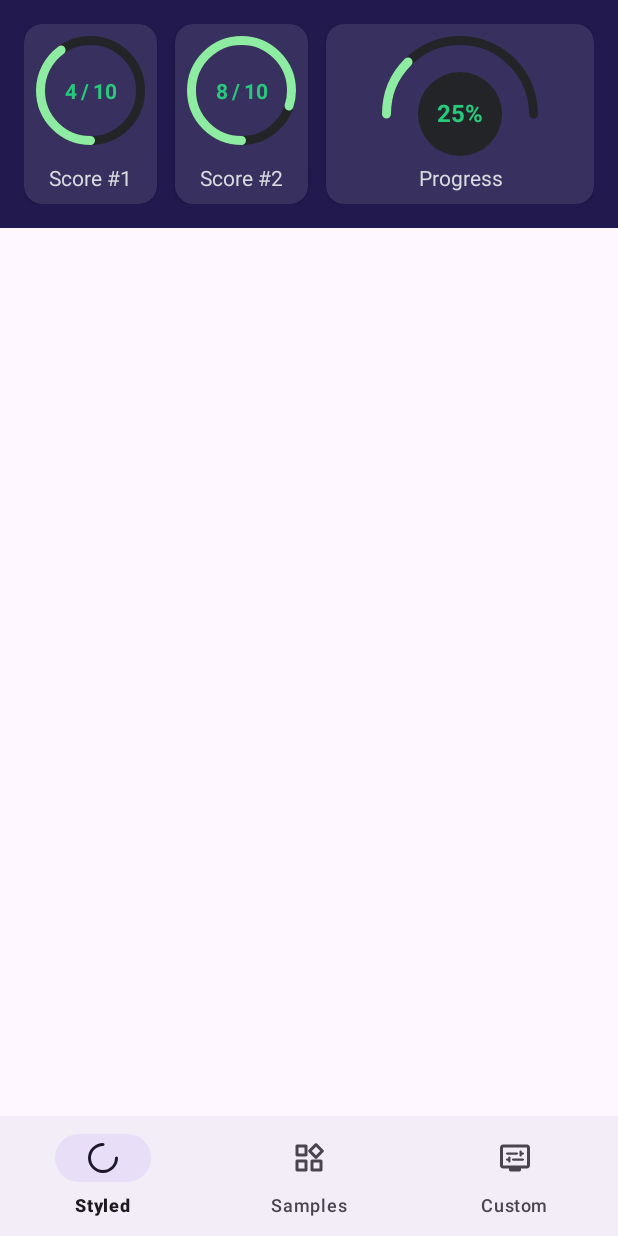
After one commit to tonycode/ArcProgressView, an Android app: the fragment SamplesFragment placed in its activity, on a phone screen of 412 x 824 dp. The commit adds this screen. Run offline under Robolectric (Android 15) with nearby library versions, the phone set to English and light mode, and no system bars.

Commit message:
feat(demo): Add SamplesFragment with Sample1View

```diff
--- a/demo/src/main/kotlin/dev/tonycode/views/apvdemo/MainActivity.kt
+++ b/demo/src/main/kotlin/dev/tonycode/views/apvdemo/MainActivity.kt
@@ -4,6 +4,10 @@ import android.os.Bundle
 import androidx.appcompat.app.AppCompatActivity
 import androidx.fragment.app.Fragment
 import dev.tonycode.views.apvdemo.databinding.MainActivityBinding
+import dev.tonycode.views.apvdemo.screens.customization.CustomizationFragment
+import dev.tonycode.views.apvdemo.screens.samples.SamplesFragment
+import dev.tonycode.views.apvdemo.screens.styled.PredefinedFragment
+import dev.tonycode.views.apvdemo.util.consumed
 
 
 class MainActivity : AppCompatActivity() {
@@ -22,15 +26,18 @@ class MainActivity : AppCompatActivity() {
 
         vb.bottomNav.setOnItemSelectedListener {
             if (vb.bottomNav.selectedItemId == it.itemId) return@setOnItemSelectedListener false
+
             when (it.itemId) {
-                R.id.menu_item_predefined -> {
+                R.id.menu_item_predefined -> consumed {
                     showFragment(PredefinedFragment())
-                    true
                 }
 
-                R.id.menu_item_custom -> {
+                R.id.menu_item_samples -> consumed {
+                    showFragment(SamplesFragment())
+                }
+
+                R.id.menu_item_custom -> consumed {
                     showFragment(CustomizationFragment())
-                    true
                 }
 
                 else -> false
--- a/demo/src/main/kotlin/dev/tonycode/views/apvdemo/CustomizationFragment.kt
+++ b/demo/src/main/kotlin/dev/tonycode/views/apvdemo/screens/customization/CustomizationFragment.kt
@@ -1,9 +1,10 @@
-package dev.tonycode.views.apvdemo
+package dev.tonycode.views.apvdemo.screens.customization
 
 import android.os.Bundle
 import android.view.View
 import android.widget.SeekBar
 import androidx.fragment.app.Fragment
+import dev.tonycode.views.apvdemo.R
 import dev.tonycode.views.apvdemo.databinding.CustomizationFragmentBinding
 import dev.tonycode.views.apvdemo.util.SimpleSeekBarChangeListener
 import org.dmfs.android.colorpicker.ColorPickerDialogFragment
--- /dev/null
+++ b/demo/src/main/kotlin/dev/tonycode/views/apvdemo/screens/samples/Sample1View.kt
@@ -0,0 +1,47 @@
+package dev.tonycode.views.apvdemo.screens.samples
+
+import android.annotation.SuppressLint
+import android.content.Context
+import android.util.AttributeSet
+import android.view.LayoutInflater
+import android.widget.LinearLayout
+import androidx.core.content.ContextCompat
+import androidx.core.view.setPadding
+import dev.tonycode.views.apvdemo.R
+import dev.tonycode.views.apvdemo.databinding.Sample1ViewBinding
+
+
+class Sample1View @JvmOverloads constructor(
+    context: Context, attrs: AttributeSet? = null, defStyleAttr: Int = 0,
+) : LinearLayout(context, attrs, defStyleAttr) {
+
+    private val vb: Sample1ViewBinding
+
+    init {
+        vb = Sample1ViewBinding.inflate(LayoutInflater.from(context), this)
+
+        orientation = HORIZONTAL
+        setBackgroundColor(ContextCompat.getColor(context, R.color.azulado))
+        setPadding(context.resources.getDimensionPixelSize(R.dimen.background_padding))
+
+        setupViews()
+    }
+
+    private fun setupViews() {
+        // score #1: 4 out of 10
+        vb.score1Label.text = context.getString(R.string.score_label_pattern, 1)
+        vb.score1Value.text = context.getString(R.string.score_pattern, 4, 10)
+        vb.score1Apv.progress = (4 / 10f)
+
+        // score #2: 8 out of 10
+        vb.score2Label.text = context.getString(R.string.score_label_pattern, 2)
+        vb.score2Value.text = context.getString(R.string.score_pattern, 8, 10)
+        vb.score2Apv.progress = (8 / 10f)
+
+        // progress: 25%
+        @SuppressLint("SetTextI18n")
+        vb.progressValue.text = "25%"
+        vb.progressApv.progress = 0.25f
+    }
+
+}
--- /dev/null
+++ b/demo/src/main/kotlin/dev/tonycode/views/apvdemo/screens/samples/SamplesFragment.kt
@@ -0,0 +1,7 @@
+package dev.tonycode.views.apvdemo.screens.samples
+
+import androidx.fragment.app.Fragment
+import dev.tonycode.views.apvdemo.R
+
+
+class SamplesFragment : Fragment(R.layout.samples_fragment)
--- a/demo/src/main/kotlin/dev/tonycode/views/apvdemo/PredefinedFragment.kt
+++ b/demo/src/main/kotlin/dev/tonycode/views/apvdemo/screens/styled/PredefinedFragment.kt
@@ -1,13 +1,17 @@
-package dev.tonycode.views.apvdemo
+package dev.tonycode.views.apvdemo.screens.styled
 
 import android.os.Bundle
 import android.view.View
 import android.widget.SeekBar
 import androidx.fragment.app.Fragment
+import dev.tonycode.views.apvdemo.R
 import dev.tonycode.views.apvdemo.databinding.PredefinedFragmentBinding
 import dev.tonycode.views.apvdemo.util.SimpleSeekBarChangeListener
 
 
+/**
+ * Example styling
+ */
 class PredefinedFragment : Fragment(R.layout.predefined_fragment) {
 
     private var _vb: PredefinedFragmentBinding? = null
--- /dev/null
+++ b/demo/src/main/kotlin/dev/tonycode/views/apvdemo/util/Listener-ext.kt
@@ -0,0 +1,7 @@
+package dev.tonycode.views.apvdemo.util
+
+
+fun consumed(action: () -> Unit): Boolean {
+    action.invoke()
+    return true
+}
--- /dev/null
+++ b/demo/src/main/res/drawable/bg_circle.xml
@@ -0,0 +1,11 @@
+<?xml version="1.0" encoding="utf-8"?>
+<shape
+    xmlns:android="http://schemas.android.com/apk/res/android"
+    android:shape="oval"
+    >
+
+    <solid
+        android:color="@color/nero"
+        />
+
+</shape>
--- /dev/null
+++ b/demo/src/main/res/drawable/rounded_widgets_24.xml
@@ -0,0 +1,15 @@
+<?xml version="1.0" encoding="utf-8"?>
+<vector
+    xmlns:android="http://schemas.android.com/apk/res/android"
+    android:width="24dp"
+    android:height="24dp"
+    android:viewportWidth="960"
+    android:viewportHeight="960"
+    >
+
+    <path
+        android:fillColor="#000"
+        android:pathData="M638,492L468,322Q462,316 459.5,309Q457,302 457,294Q457,286 459.5,279Q462,272 468,266L638,96Q644,90 651,87.5Q658,85 666,85Q674,85 681,87.5Q688,90 694,96L864,266Q870,272 872.5,279Q875,286 875,294Q875,302 872.5,309Q870,316 864,322L694,492Q688,498 681,500.5Q674,503 666,503Q658,503 651,500.5Q644,498 638,492ZM120,400L120,160Q120,143 131.5,131.5Q143,120 160,120L400,120Q417,120 428.5,131.5Q440,143 440,160L440,400Q440,417 428.5,428.5Q417,440 400,440L160,440Q143,440 131.5,428.5Q120,417 120,400ZM520,800L520,560Q520,543 531.5,531.5Q543,520 560,520L800,520Q817,520 828.5,531.5Q840,543 840,560L840,800Q840,817 828.5,828.5Q817,840 800,840L560,840Q543,840 531.5,828.5Q520,817 520,800ZM120,800L120,560Q120,543 131.5,531.5Q143,520 160,520L400,520Q417,520 428.5,531.5Q440,543 440,560L440,800Q440,817 428.5,828.5Q417,840 400,840L160,840Q143,840 131.5,828.5Q120,817 120,800ZM200,360L360,360L360,200L200,200L200,360ZM667,408L780,295L667,182L554,295L667,408ZM600,760L760,760L760,600L600,600L600,760ZM200,760L360,760L360,600L200,600L200,760ZM360,360L360,360L360,360L360,360L360,360ZM554,295L554,295L554,295L554,295L554,295ZM360,600L360,600L360,600L360,600L360,600ZM600,600L600,600L600,600L600,600L600,600Z"
+        />
+
+</vector>
--- /dev/null
+++ b/demo/src/main/res/layout/sample1_view.xml
@@ -0,0 +1,214 @@
+<?xml version="1.0" encoding="utf-8"?>
+<merge
+    xmlns:android="http://schemas.android.com/apk/res/android"
+    xmlns:app="http://schemas.android.com/apk/res-auto"
+    xmlns:tools="http://schemas.android.com/tools"
+    tools:parentTag="android.widget.LinearLayout"
+    tools:layout_width="match_parent"
+    tools:layout_height="wrap_content"
+    tools:orientation="horizontal"
+    tools:background="@color/azulado"
+    tools:padding="@dimen/background_padding"
+    >
+
+    <androidx.cardview.widget.CardView
+        android:layout_width="0dp"
+        android:layout_weight="1"
+        android:layout_height="wrap_content"
+        app:cardCornerRadius="@dimen/corner_radius_medium"
+        app:cardBackgroundColor="@color/galaxea"
+        app:contentPadding="@dimen/surface_padding"
+        >
+        <androidx.constraintlayout.widget.ConstraintLayout
+            android:layout_width="match_parent"
+            android:layout_height="wrap_content"
+            >
+
+            <dev.tonycode.views.ArcProgressView
+                android:id="@+id/score1Apv"
+                android:layout_width="match_parent"
+                android:layout_height="0dp"
+                app:layout_constraintStart_toStartOf="parent"
+                app:layout_constraintTop_toTopOf="parent"
+                app:layout_constraintEnd_toEndOf="parent"
+                app:layout_constraintDimensionRatio="H,1:1"
+                app:apv_startAngle="90"
+                app:apv_sweepAngle="360"
+                app:apv_trackWidth="6dp"
+                app:apv_trackColor="@color/nero"
+                tools:apv_progress="0.4"
+                app:apv_progressWidth="6dp"
+                app:apv_progressColor="@color/jovial_jade"
+                />
+
+            <TextView
+                android:id="@+id/score1Value"
+                android:layout_width="wrap_content"
+                android:layout_height="wrap_content"
+                app:layout_constraintStart_toStartOf="@id/score1Apv"
+                app:layout_constraintTop_toTopOf="@id/score1Apv"
+                app:layout_constraintEnd_toEndOf="@id/score1Apv"
+                app:layout_constraintBottom_toBottomOf="@id/score1Apv"
+                tools:text="4/10"
+                android:textColor="@color/seaweed"
+                android:textSize="14sp"
+                android:textStyle="bold"
+                />
+
+            <TextView
+                android:id="@+id/score1Label"
+                android:layout_width="match_parent"
+                android:layout_height="wrap_content"
+                app:layout_constraintStart_toStartOf="parent"
+                app:layout_constraintTop_toBottomOf="@id/score1Apv"
+                android:layout_marginTop="12dp"
+                app:layout_constraintEnd_toEndOf="parent"
+                android:textAlignment="center"
+                android:gravity="center_horizontal"
+                tools:text="Score #1"
+                android:textColor="@color/grain_of_salt"
+                android:textSize="14sp"
+                />
+
+        </androidx.constraintlayout.widget.ConstraintLayout>
+    </androidx.cardview.widget.CardView>
+
+    <androidx.cardview.widget.CardView
+        android:layout_width="0dp"
+        android:layout_weight="1"
+        android:layout_height="wrap_content"
+        android:layout_marginStart="12dp"
+        android:layout_marginLeft="12dp"
+        app:cardCornerRadius="@dimen/corner_radius_medium"
+        app:cardBackgroundColor="@color/galaxea"
+        app:contentPadding="8dp"
+        >
+        <androidx.constraintlayout.widget.ConstraintLayout
+            android:layout_width="match_parent"
+            android:layout_height="wrap_content"
+            >
+
+            <dev.tonycode.views.ArcProgressView
+                android:id="@+id/score2Apv"
+                android:layout_width="match_parent"
+                android:layout_height="0dp"
+                app:layout_constraintStart_toStartOf="parent"
+                app:layout_constraintTop_toTopOf="parent"
+                app:layout_constraintEnd_toEndOf="parent"
+                app:layout_constraintDimensionRatio="H,1:1"
+                app:apv_startAngle="90"
+                app:apv_sweepAngle="360"
+                app:apv_trackWidth="6dp"
+                app:apv_trackColor="@color/nero"
+                tools:apv_progress="0.8"
+                app:apv_progressWidth="6dp"
+                app:apv_progressColor="@color/jovial_jade"
+                />
+
+            <TextView
+                android:id="@+id/score2Value"
+                android:layout_width="wrap_content"
+                android:layout_height="wrap_content"
+                app:layout_constraintStart_toStartOf="@id/score2Apv"
+                app:layout_constraintTop_toTopOf="@id/score2Apv"
+                app:layout_constraintEnd_toEndOf="@id/score2Apv"
+                app:layout_constraintBottom_toBottomOf="@id/score2Apv"
+                tools:text="8/10"
+                android:textColor="@color/seaweed"
+                android:textSize="14sp"
+                android:textStyle="bold"
+                />
+
+            <TextView
+                android:id="@+id/score2Label"
+                android:layout_width="match_parent"
+                android:layout_height="wrap_content"
+                app:layout_constraintStart_toStartOf="parent"
+                app:layout_constraintTop_toBottomOf="@id/score2Apv"
+                android:layout_marginTop="12dp"
+                app:layout_constraintEnd_toEndOf="parent"
+                android:textAlignment="center"
+                android:gravity="center_horizontal"
+                tools:text="Score #2"
+                android:textColor="@color/grain_of_salt"
+                android:textSize="14sp"
+                />
+
+        </androidx.constraintlayout.widget.ConstraintLayout>
+    </androidx.cardview.widget.CardView>
+
+    <androidx.cardview.widget.CardView
+        android:layout_width="0dp"
+        android:layout_weight="2"
+        android:layout_height="match_parent"
+        android:layout_marginStart="12dp"
+        android:layout_marginLeft="12dp"
+        app:cardCornerRadius="@dimen/corner_radius_medium"
+        app:cardBackgroundColor="@color/galaxea"
+        app:contentPadding="8dp"
+        >
+        <androidx.constraintlayout.widget.ConstraintLayout
+            android:layout_width="match_parent"
+            android:layout_height="match_parent"
+            >
+
+            <dev.tonycode.views.ArcProgressView
+                android:id="@+id/progressApv"
+                android:layout_width="0dp"
+                android:layout_height="match_parent"
+                app:layout_constraintDimensionRatio="W,1:1"
+                app:layout_constraintStart_toStartOf="parent"
+                app:layout_constraintTop_toTopOf="parent"
+                app:layout_constraintEnd_toEndOf="parent"
+                app:layout_constraintBottom_toBottomOf="parent"
+                app:apv_startAngle="-180"
+                app:apv_sweepAngle="180"
+                app:apv_trackWidth="6dp"
+                app:apv_trackColor="@color/nero"
+                app:apv_progress="0.25"
+                app:apv_progressWidth="6dp"
+                app:apv_progressColor="@color/jovial_jade"
+                />
+
+            <FrameLayout
+                android:layout_width="0dp"
+                android:layout_height="0dp"
+                app:layout_constraintStart_toStartOf="@id/progressApv"
+                app:layout_constraintTop_toTopOf="@id/progressApv"
+                app:layout_constraintEnd_toEndOf="@id/progressApv"
+                app:layout_constraintBottom_toBottomOf="@id/progressApv"
+                android:layout_margin="24dp"
+                android:background="@drawable/bg_circle"
+                app:elevation="8dp"
+                >
+                <TextView
+                    android:id="@+id/progressValue"
+                    android:layout_width="match_parent"
+                    android:layout_height="match_parent"
+                    android:gravity="center"
+                    tools:text="25%"
+                    android:textColor="@color/seaweed"
+                    android:textSize="16sp"
+                    android:textStyle="bold"
+                    android:includeFontPadding="false"
+                    />
+            </FrameLayout>
+
+            <TextView
+                android:id="@+id/progressLabel"
+                android:layout_width="match_parent"
+                android:layout_height="wrap_content"
+                app:layout_constraintStart_toStartOf="parent"
+                app:layout_constraintEnd_toEndOf="parent"
+                app:layout_constraintBottom_toBottomOf="parent"
+                android:textAlignment="center"
+                android:gravity="center_horizontal"
+                android:text="@string/progress"
+                android:textColor="@color/grain_of_salt"
+                android:textSize="14sp"
+                />
+
+        </androidx.constraintlayout.widget.ConstraintLayout>
+    </androidx.cardview.widget.CardView>
+
+</merge>
--- /dev/null
+++ b/demo/src/main/res/layout/samples_fragment.xml
@@ -0,0 +1,14 @@
+<?xml version="1.0" encoding="utf-8"?>
+<LinearLayout
+    xmlns:android="http://schemas.android.com/apk/res/android"
+    android:layout_width="match_parent"
+    android:layout_height="match_parent"
+    android:orientation="vertical"
+    >
+
+    <dev.tonycode.views.apvdemo.screens.samples.Sample1View
+        android:layout_width="match_parent"
+        android:layout_height="wrap_content"
+        />
+
+</LinearLayout>
--- a/demo/src/main/res/menu/bottom_nav.xml
+++ b/demo/src/main/res/menu/bottom_nav.xml
@@ -3,8 +3,14 @@
 
     <item
         android:id="@+id/menu_item_predefined"
-        android:title="Predefined"
+        android:title="Styled"
         android:icon="@drawable/rounded_progress_activity_24"
+        />
+
+    <item
+        android:id="@+id/menu_item_samples"
+        android:title="Samples"
+        android:icon="@drawable/rounded_widgets_24"
         />
 
     <item
--- a/demo/src/main/res/values/colors.xml
+++ b/demo/src/main/res/values/colors.xml
@@ -9,4 +9,11 @@
     <color name="teal_700">#FF018786</color>
     <color name="black">#FF000000</color>
 
+    <color name="grain_of_salt">#D7DADE</color>
+    <color name="jovial_jade">#8EEBA2</color>
+    <color name="seaweed">#29C97C</color>
+    <color name="galaxea">#38305F</color>
+    <color name="azulado">#22194E</color>
+    <color name="nero">#232428</color>
+
 </resources>
--- a/demo/src/main/res/values/dimens.xml
+++ b/demo/src/main/res/values/dimens.xml
@@ -1,5 +1,10 @@
 <?xml version="1.0" encoding="utf-8"?>
 <resources>
+
+    <dimen name="background_padding">16dp</dimen>
+    <dimen name="surface_padding">8dp</dimen>
+
+    <dimen name="corner_radius_medium">12dp</dimen>
 
     <dimen name="controls_spacing">4dp</dimen>
 
--- a/demo/src/main/res/values/strings.xml
+++ b/demo/src/main/res/values/strings.xml
@@ -3,4 +3,12 @@
 
     <string name="app_name">ArcProgressView demo</string>
 
+    <!-- unicodes:
+      - \u2009 = thin space
+      -->
+
+    <string name="progress">Progress</string>
+    <string name="score_label_pattern">Score #%d</string>
+    <string name="score_pattern">%1$d\u2009/\u2009%2$d</string>
+
 </resources>
```
